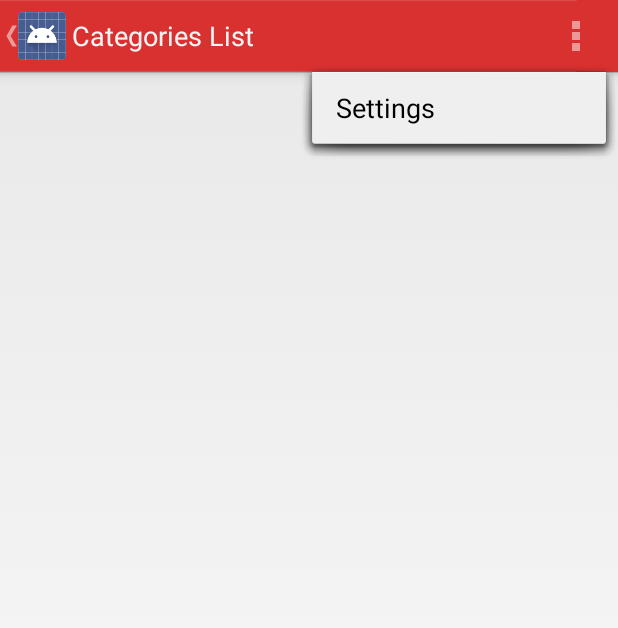
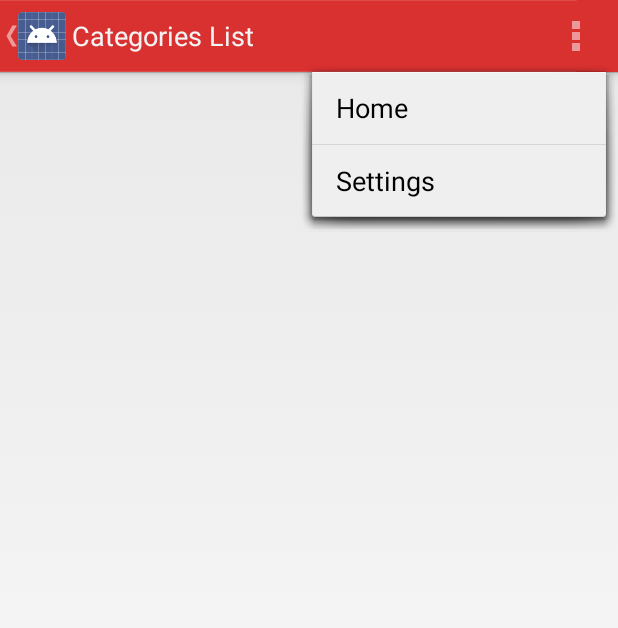
Before and after one commit to sudhakarbadugu/PasswordManager, an Android app: the DisplayCategoriesListActivity screen opened directly, with no data from a screen before it, with the options menu open, on a phone screen of 412 x 824 dp. Shown: the top 628 px of the screen. Run offline under Robolectric (Android 15) with nearby library versions, the phone set to English and light mode, and no system bars; 2 statements that could not run were skipped.

Commit message:
1.67 (19-08-15) - Set the dynamic title for the categories entries. - Added the 'Home' option in the settings. - Implemented the action for home option for the settings. - Added another view for view the category entry.

```diff
--- a/app/src/main/java/com/blmsr/manager/CategoryEditorActivity.java
+++ b/app/src/main/java/com/blmsr/manager/CategoryEditorActivity.java
@@ -54,6 +54,8 @@ public class CategoryEditorActivity extends Activity implements CategoryConstant
             aCategoryNameField.setText(itsCategory.getCategoryName());
             createRequiredFields(itsCategory);
             Log.d(CLASSNAME, "successfully set the text to category name");
+
+            setTitle(itsCategory.getCategoryName() + " Category");
         }
     }
 
--- a/app/src/main/res/layout/activity_tweet_list.xml
+++ b/app/src/main/res/layout/activity_tweet_list.xml
@@ -17,7 +17,7 @@
         android:layout_height="wrap_content"
         android:layout_gravity="bottom|right"
         android:layout_margin="16dp"
-        android:src="@drawable/ic_action_content_new"
+        android:src="@drawable/ic_add_circle_white_48dp"
         fab:fab_colorNormal="@color/primary"
         fab:fab_colorPressed="@color/primary_pressed"
         fab:fab_colorRipple="@color/ripple"
--- a/app/src/main/res/menu/categories_list.xml
+++ b/app/src/main/res/menu/categories_list.xml
@@ -1,6 +1,12 @@
 <menu xmlns:android="http://schemas.android.com/apk/res/android"
     xmlns:tools="http://schemas.android.com/tools"
     tools:context="com.blmsr.manager.CategoryEntriesListActivity">
+
+    <item
+        android:id="@+id/action_home"
+        android:orderInCategory="100"
+        android:showAsAction="never"
+        android:title="@string/action_home" />
 
     <item
         android:id="@+id/action_settings"
--- a/app/src/main/res/menu/menu_categories_list.xml
+++ b/app/src/main/res/menu/menu_categories_list.xml
@@ -1,6 +1,12 @@
 <menu xmlns:android="http://schemas.android.com/apk/res/android"
     xmlns:tools="http://schemas.android.com/tools"
     tools:context="com.blmsr.manager.CategoriesListActivity">
+
+    <item
+        android:id="@+id/action_home"
+        android:orderInCategory="100"
+        android:showAsAction="never"
+        android:title="@string/action_home" />
 
     <item
         android:id="@+id/action_settings"
--- a/app/src/main/res/menu/menu_display_categories_list.xml
+++ b/app/src/main/res/menu/menu_display_categories_list.xml
@@ -1,6 +1,16 @@
 <menu xmlns:android="http://schemas.android.com/apk/res/android"
     xmlns:tools="http://schemas.android.com/tools"
     tools:context="com.blmsr.manager.DisplayCategoriesListActivity">
-    <item android:id="@+id/action_settings" android:title="@string/action_settings"
-        android:orderInCategory="100" android:showAsAction="never" />
+
+    <item
+        android:id="@+id/action_home"
+        android:orderInCategory="100"
+        android:showAsAction="never"
+        android:title="@string/action_home" />
+
+    <item
+        android:id="@+id/action_settings"
+        android:orderInCategory="100"
+        android:showAsAction="never"
+        android:title="@string/action_settings" />
 </menu>
--- a/app/src/main/res/values/colors.xml
+++ b/app/src/main/res/values/colors.xml
@@ -1,6 +1,6 @@
 <?xml version="1.0" encoding="utf-8"?>
 <resources>
-    <color name="primary">#FF8800</color>
+    <color name="primary">#00CCFF</color>
     <color name="primary_pressed">#FF8800</color>
     <color name="ripple">#FF8800</color>
     <color name="blue">#00CCFF</color>
--- a/app/src/main/res/values/strings.xml
+++ b/app/src/main/res/values/strings.xml
@@ -38,5 +38,7 @@
     <string name="title_activity_categories_list">Categories List</string>
     <string name="title_activity_display_categories_list">Categories List</string>
     <string name="lbl_item_name">Field</string>
+    <string name="action_home">Home</string>
+    <string name="title_activity_category_entry_view">CategoryEntryViewActivity</string>
 
 </resources>
```
Also changed, not shown: app/src/main/AndroidManifest.xml (+9 -1 lines), app/src/main/java/com/blmsr/manager/CategoriesListActivity.java (+15 -10 lines), app/src/main/java/com/blmsr/manager/CategoryEntriesEditorActivity.java (+4 -3 lines), app/src/main/java/com/blmsr/manager/CategoryEntriesListActivity.java (+16 -5 lines), app/src/main/java/com/blmsr/manager/DisplayCategoriesListActivity.java (+15 -10 lines), 1 other file.
